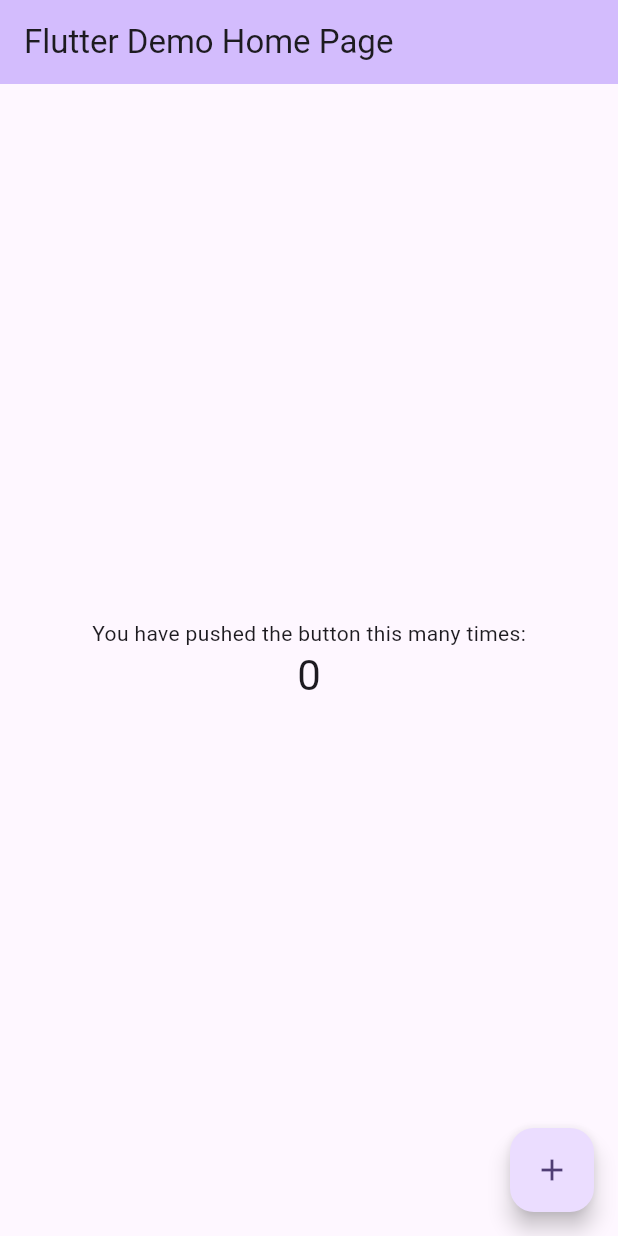
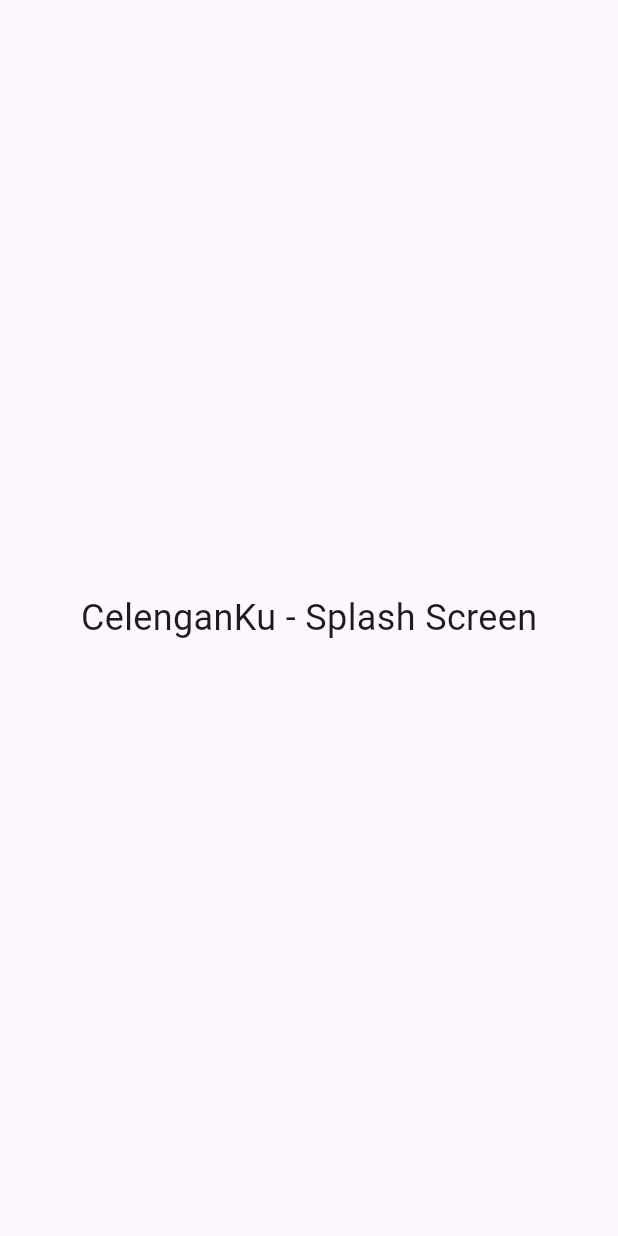
Before and after one commit to akrommahtulhidayah/celenganku, a Flutter app: the screen it shows after launch, on a phone screen of 412 x 824 dp. Run offline on Flutter 3.47's test engine with Material 3 defaults, Android fonts, the phone set to English and light mode, and no system bars.

Commit message:
feat: create folder structure and main screens placeholder

```diff
--- a/lib/main.dart
+++ b/lib/main.dart
@@ -1,122 +1,37 @@
 import 'package:flutter/material.dart';
+import 'screens/splash_screen.dart';
+import 'screens/login_screen.dart';
+import 'screens/register_screen.dart';
+import 'screens/home_screen.dart';
+import 'screens/add_celengan_screen.dart';
+import 'screens/detail_celengan_screen.dart';
 
 void main() {
-  runApp(const MyApp());
+  runApp(const CelenganKuApp());
 }
 
-class MyApp extends StatelessWidget {
-  const MyApp({super.key});
+class CelenganKuApp extends StatelessWidget {
+  const CelenganKuApp({super.key});
 
-  // This widget is the root of your application.
   @override
   Widget build(BuildContext context) {
     return MaterialApp(
-      title: 'Flutter Demo',
+      title: 'CelenganKu',
+      debugShowCheckedModeBanner: false,
       theme: ThemeData(
-        // This is the theme of your application.
-        //
-        // TRY THIS: Try running your application with "flutter run". You'll see
-        // the application has a purple toolbar. Then, without quitting the app,
-        // try changing the seedColor in the colorScheme below to Colors.green
-        // and then invoke "hot reload" (save your changes or press the "hot
-        // reload" button in a Flutter-supported IDE, or press "r" if you used
-        // the command line to start the app).
-        //
-        // Notice that the counter didn't reset back to zero; the application
-        // state is not lost during the reload. To reset the state, use hot
-        // restart instead.
-        //
-        // This works for code too, not just values: Most code changes can be
-        // tested with just a hot reload.
-        colorScheme: .fromSeed(seedColor: Colors.deepPurple),
+        primarySwatch: Colors.blue,
+        useMaterial3: true,
       ),
-      home: const MyHomePage(title: 'Flutter Demo Home Page'),
+      // Rute awal aplikasi mengarah ke Splash Screen
+      initialRoute: '/',
+      routes: {
+        '/': (context) => const SplashScreen(),
+        '/login': (context) => const LoginScreen(),
+        '/register': (context) => const RegisterScreen(),
+        '/home': (context) => const HomeScreen(),
+        '/add-celengan': (context) => const AddCelenganScreen(),
+        '/detail-celengan': (context) => const DetailCelenganScreen(),
+      },
     );
   }
 }
-
-class MyHomePage extends StatefulWidget {
-  const MyHomePage({super.key, required this.title});
-
-  // This widget is the home page of your application. It is stateful, meaning
-  // that it has a State object (defined below) that contains fields that affect
-  // how it looks.
-
-  // This class is the configuration for the state. It holds the values (in this
-  // case the title) provided by the parent (in this case the App widget) and
-  // used by the build method of the State. Fields in a Widget subclass are
-  // always marked "final".
-
-  final String title;
-
-  @override
-  State<MyHomePage> createState() => _MyHomePageState();
-}
-
-class _MyHomePageState extends State<MyHomePage> {
-  int _counter = 0;
-
-  void _incrementCounter() {
-    setState(() {
-      // This call to setState tells the Flutter framework that something has
-      // changed in this State, which causes it to rerun the build method below
-      // so that the display can reflect the updated values. If we changed
-      // _counter without calling setState(), then the build method would not be
-      // called again, and so nothing would appear to happen.
-      _counter++;
-    });
-  }
-
-  @override
-  Widget build(BuildContext context) {
-    // This method is rerun every time setState is called, for instance as done
-    // by the _incrementCounter method above.
-    //
-    // The Flutter framework has been optimized to make rerunning build methods
-    // fast, so that you can just rebuild anything that needs updating rather
-    // than having to individually change instances of widgets.
-    return Scaffold(
-      appBar: AppBar(
-        // TRY THIS: Try changing the color here to a specific color (to
-        // Colors.amber, perhaps?) and trigger a hot reload to see the AppBar
-        // change color while the other colors stay the same.
-        backgroundColor: Theme.of(context).colorScheme.inversePrimary,
-        // Here we take the value from the MyHomePage object that was created by
-        // the App.build method, and use it to set our appbar title.
-        title: Text(widget.title),
-      ),
-      body: Center(
-        // Center is a layout widget. It takes a single child and positions it
-        // in the middle of the parent.
-        child: Column(
-          // Column is also a layout widget. It takes a list of children and
-          // arranges them vertically. By default, it sizes itself to fit its
-          // children horizontally, and tries to be as tall as its parent.
-          //
-          // Column has various properties to control how it sizes itself and
-          // how it positions its children. Here we use mainAxisAlignment to
-          // center the children vertically; the main axis here is the vertical
-          // axis because Columns are vertical (the cross axis would be
-          // horizontal).
-          //
-          // TRY THIS: Invoke "debug painting" (choose the "Toggle Debug Paint"
-          // action in the IDE, or press "p" in the console), to see the
-          // wireframe for each widget.
-          mainAxisAlignment: .center,
-          children: [
-            const Text('You have pushed the button this many times:'),
-            Text(
-              '$_counter',
-              style: Theme.of(context).textTheme.headlineMedium,
-            ),
-          ],
-        ),
-      ),
-      floatingActionButton: FloatingActionButton(
-        onPressed: _incrementCounter,
-        tooltip: 'Increment',
-        child: const Icon(Icons.add),
-      ),
-    );
-  }
-}
--- /dev/null
+++ b/lib/screens/splash_screen.dart
@@ -0,0 +1,14 @@
+import 'package:flutter/material.dart';
+
+class SplashScreen extends StatelessWidget {
+  const SplashScreen({super.key});
+
+  @override
+  Widget build(BuildContext context) {
+    return const Scaffold(
+      body: Center(
+        child: Text('CelenganKu - Splash Screen', style: TextStyle(fontSize: 24)),
+      ),
+    );
+  }
+}
```
Also changed, not shown: lib/screens/add_celengan_screen.dart (added, +14 -0 lines), lib/screens/detail_celengan_screen.dart (added, +14 -0 lines), lib/screens/home_screen.dart (added, +14 -0 lines), lib/screens/login_screen.dart (added, +15 -0 lines), lib/screens/register_screen.dart (added, +14 -0 lines), lib/models/celengan_model.dart (added), lib/providers/celengan_provider.dart (added), lib/services/api_service.dart (added), 1 other file.
